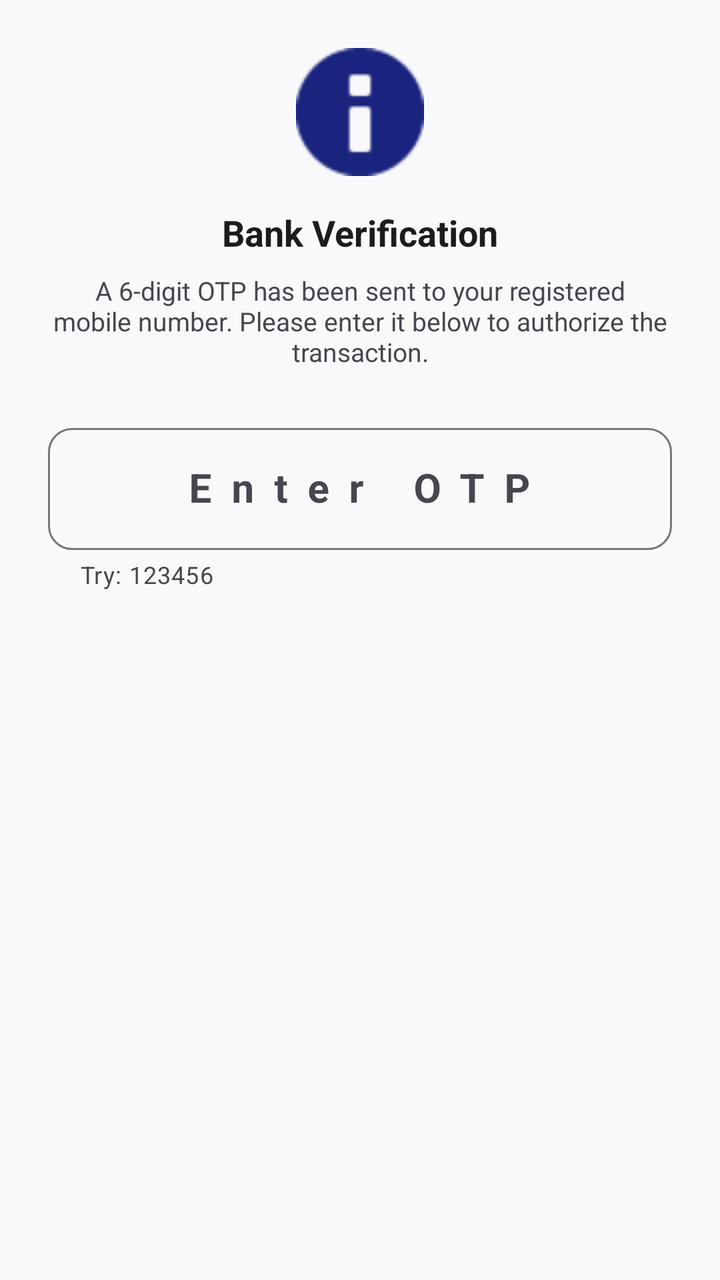
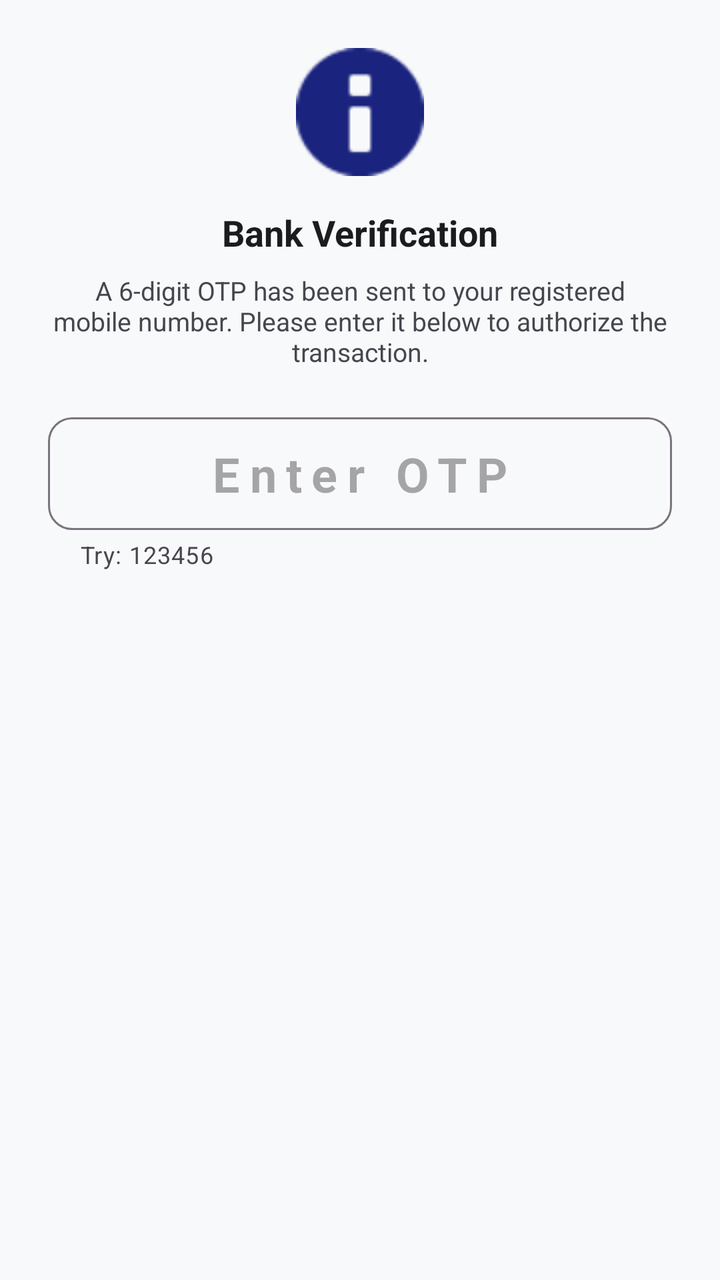

The first picture is an Android layout as it rendered before a commit; the second is the same layout after the commit. The layout source and the unified diff follow.
<!-- AndroidManifest.xml: application theme Theme.PosExpress -->
<!-- res/layout/dialog_otp_verification.xml -->
<?xml version="1.0" encoding="utf-8"?>
<LinearLayout xmlns:android="http://schemas.android.com/apk/res/android"
    xmlns:app="http://schemas.android.com/apk/res-auto"
    android:layout_width="match_parent"
    android:layout_height="wrap_content"
    android:orientation="vertical"
    android:padding="24dp"
    android:gravity="center_horizontal">

    <ImageView
        android:layout_width="64dp"
        android:layout_height="64dp"
        android:src="@android:drawable/ic_dialog_info"
        app:tint="@color/primaryNavy"
        android:layout_marginBottom="16dp" />

    <TextView
        android:layout_width="wrap_content"
        android:layout_height="wrap_content"
        android:text="Bank Verification"
        android:textColor="@color/textPrimary"
        android:textSize="18sp"
        android:textStyle="bold" />

    <TextView
        android:layout_width="wrap_content"
        android:layout_height="wrap_content"
        android:text="A 6-digit OTP has been sent to your registered mobile number. Please enter it below to authorize the transaction."
        android:textColor="@color/textSecondary"
        android:textSize="13sp"
        android:textAlignment="center"
        android:layout_marginTop="8dp"
        android:layout_marginBottom="24dp" />

    <com.google.android.material.textfield.TextInputLayout
        style="@style/Widget.Material3.TextInputLayout.OutlinedBox"
        android:layout_width="match_parent"
        android:layout_height="wrap_content"
        android:hint="Enter OTP"
        app:helperText="Try: 123456"
        app:shapeAppearanceOverlay="@style/ShapeAppearance.PaySwift.Rounded">

        <com.google.android.material.textfield.TextInputEditText
            android:id="@+id/etOtp"
            android:layout_width="match_parent"
            android:layout_height="wrap_content"
            android:inputType="number"
            android:maxLength="6"
            android:letterSpacing="0.5"
            android:gravity="center"
            android:textSize="20sp"
            android:textStyle="bold" />

    </com.google.android.material.textfield.TextInputLayout>

</LinearLayout>
<!-- resources referenced by this layout -->
<resources>
  <color name="primaryNavy">#1A237E</color>
  <color name="textPrimary">#1A1C1E</color>
  <color name="textSecondary">#44474E</color>
  <style name="ShapeAppearance.PaySwift.Rounded" parent="">
          <item name="cornerSize">12dp</item>
      </style>
  <style name="Theme.PosExpress" parent="Base.Theme.PosExpress" />
  <style name="Base.Theme.PosExpress" parent="Theme.Material3.DayNight.NoActionBar">
          <item name="colorPrimary">@color/primaryNavy</item>
          <item name="colorOnPrimary">@color/white</item>
          <item name="android:windowBackground">@color/backgroundOffWhite</item>
          <item name="android:statusBarColor">@color/primaryNavy</item>
          <item name="colorSecondaryContainer">@color/surfaceVariant</item>
          <item name="colorOnSecondaryContainer">@color/primaryNavy</item>
      </style>
  <color name="white">#FFFFFF</color>
  <color name="backgroundOffWhite">#F8F9FA</color>
  <color name="surfaceVariant">#E1E2EC</color>
</resources>

<!-- the commit's change to res/layout/dialog_otp_verification.xml (unified diff, before → after) -->
@@ -36,7 +36,7 @@
         style="@style/Widget.Material3.TextInputLayout.OutlinedBox"
         android:layout_width="match_parent"
         android:layout_height="wrap_content"
-        android:hint="Enter OTP"
+        app:hintEnabled="false"
         app:helperText="Try: 123456"
         app:shapeAppearanceOverlay="@style/ShapeAppearance.PaySwift.Rounded">
 
@@ -46,9 +46,13 @@
             android:layout_height="wrap_content"
             android:inputType="number"
             android:maxLength="6"
-            android:letterSpacing="0.5"
+            android:hint="Enter OTP"
+            android:paddingTop="12dp"
+            android:paddingBottom="12dp"
             android:gravity="center"
-            android:textSize="20sp"
+            android:textSize="24sp"
+            android:letterSpacing="0.2"
+            android:textColor="@color/textPrimary"
             android:textStyle="bold" />
 
     </com.google.android.material.textfield.TextInputLayout>
